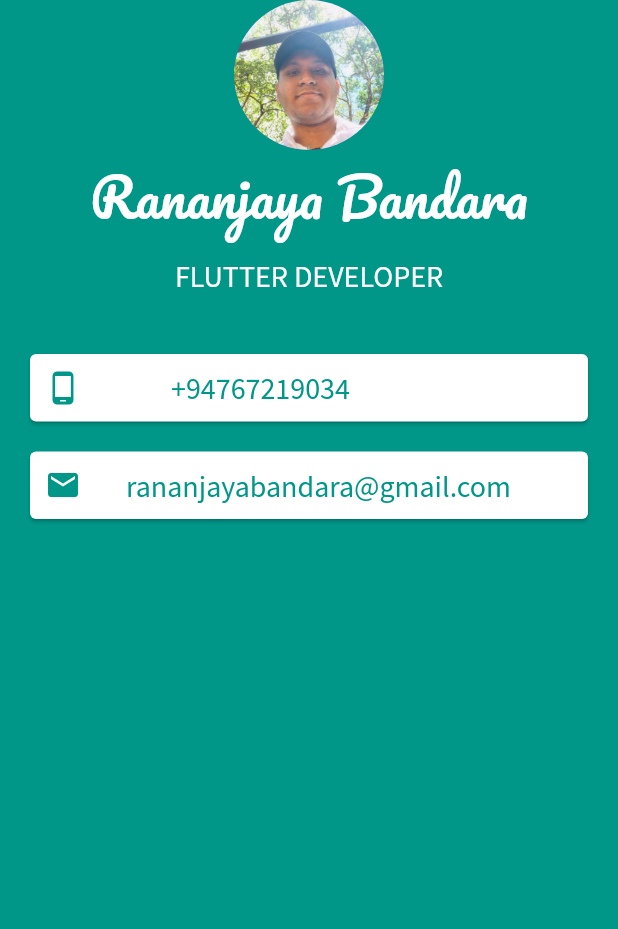
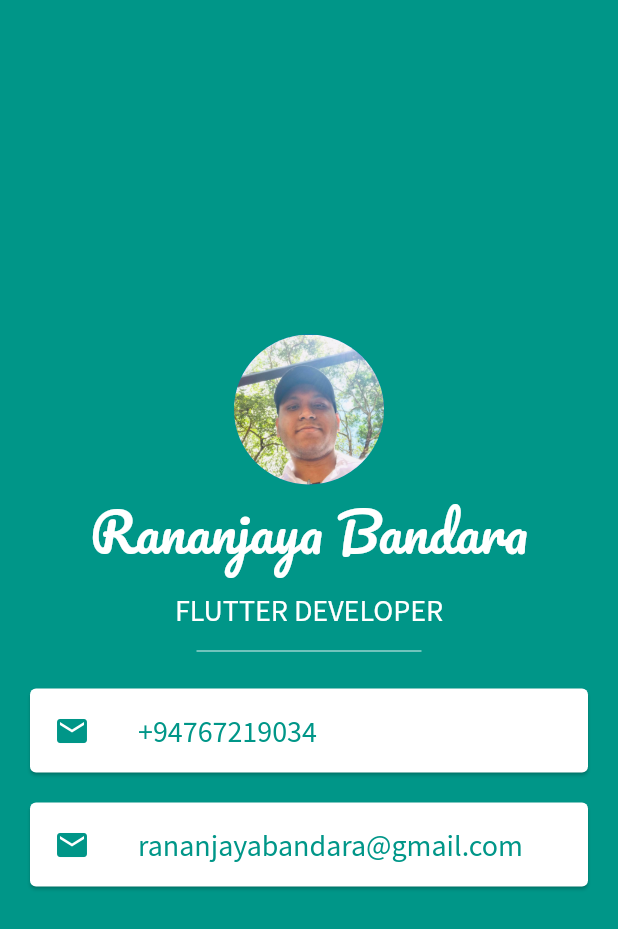
Before and after one commit to Rananjaya/flutter_business_Card, a Flutter app: the screen it shows after launch, on a phone screen of 412 x 824 dp. Shown: the top 929 px of the screen. Run offline on Flutter 3.47's test engine with Material 2 defaults, Android fonts, the phone set to English and light mode, and no system bars; missing offline and left inert: dart:ffi.

Commit message:
finsised bussiness card

```diff
--- a/lib/main.dart
+++ b/lib/main.dart
@@ -15,6 +15,7 @@ class MyApp extends StatelessWidget {
         backgroundColor: Colors.teal,
         body: SafeArea(
           child: Column(
+            mainAxisAlignment: MainAxisAlignment.center,
             children: [
               CircleAvatar(
                 radius: 50.0,
@@ -39,53 +40,42 @@ class MyApp extends StatelessWidget {
               ),
               SizedBox(
                 height: 30.0,
+                width: 150.0,
+                child: Divider(color: Colors.teal[50]),
               ),
               Card(
-                color: Colors.white,
+                //color: Colors.white,
                 margin: EdgeInsets.symmetric(vertical: 10.0, horizontal: 20.0),
                 // padding: EdgeInsets.all(15.0),
-                child: Padding(
-                  padding: const EdgeInsets.all(10.0),
-                  child: Row(
-                    children: [
-                      Icon(Icons.phone_android, color: Colors.teal),
-                      SizedBox(
-                        width: 60.0,
-                      ),
-                      Text(
+
+                child: ListTile(
+                  leading: Icon(Icons.email, color: Colors.teal),
+                  title: Text(
                     '+94767219034',
                     style: TextStyle(
                         color: Colors.teal,
                         fontFamily: 'SourceSansPro',
                         fontSize: 20.0),
                   ),
-                    ],
-                  ),
                 ),
               ),
               Card(
                 // this card widget has not padding property so we need to wrap with padding widget
-                color: Colors.white,
+                //color: Colors.white,
                 margin: EdgeInsets.symmetric(vertical: 10.0, horizontal: 20.0),
                 // padding: EdgeInsets.all(15.0),
-                child: Padding(
+
                 // this is the padding widget warp with padding widget
                 //This is the padding widget
-                  padding: const EdgeInsets.all(10.0),
-                  child: Row(
-                    children: [
-                      Icon(Icons.email, color: Colors.teal),
-                      SizedBox(
-                        width: 30.0,
-                      ),
-                      Text(
+
+                child: ListTile(
+                  leading: Icon(Icons.email, color: Colors.teal),
+                  title: Text(
                     'rananjayabandara@gmail.com',
                     style: TextStyle(
                         color: Colors.teal,
                         fontFamily: 'SourceSansPro',
                         fontSize: 20.0),
-                      ),
-                    ],
                   ),
                 ),
               ),
```
Lines whose indentation alone changed are shown as unchanged.
